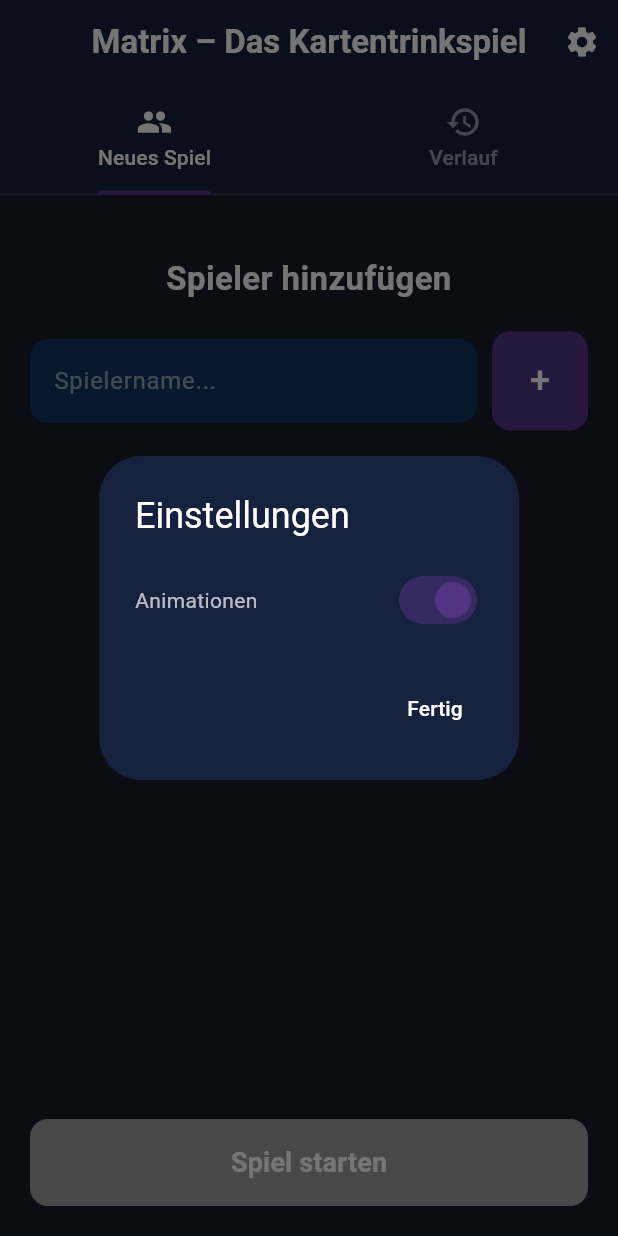
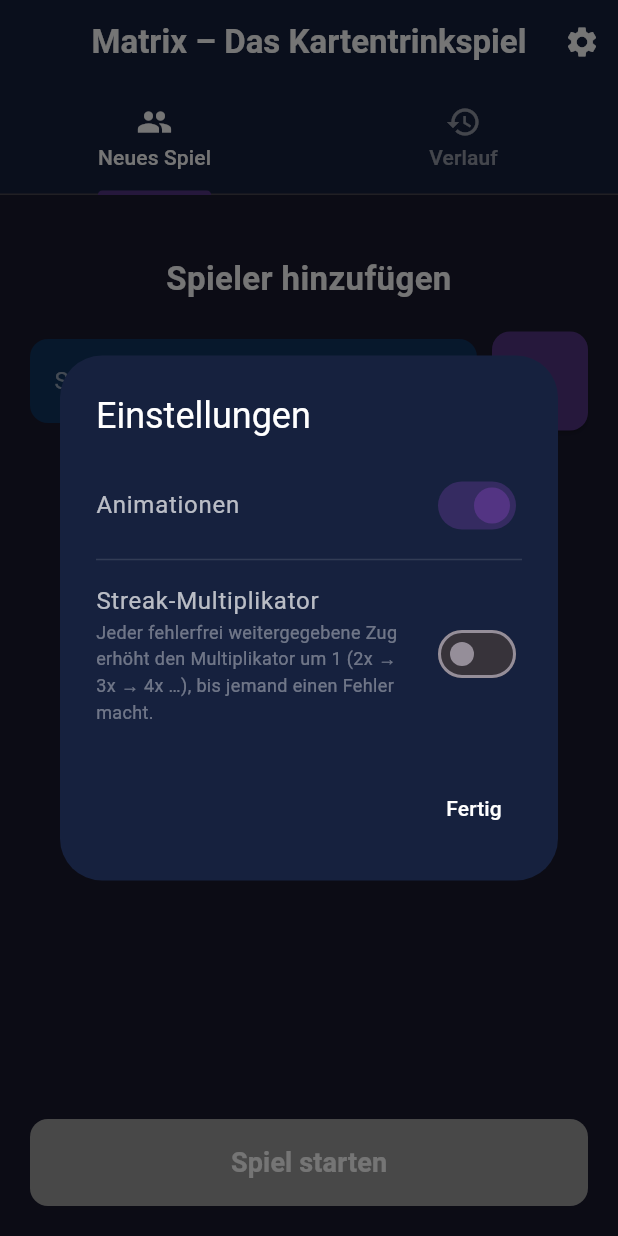
Before and after one commit to nicolasasauer/matrix-the-app, a Flutter app: the screen it shows after launch, after a tap on the "settings" icon, on a phone screen of 412 x 824 dp. Run offline on Flutter 3.47's test engine with Material 3 defaults, Android fonts, the phone set to English and light mode, and no system bars; our stand-ins replace shared_preferences.

Commit message:
Add optional streak multiplier house rule
Each turn passed on without a mistake raises the multiplier handed to the
next player by one (2x, 3x, 4x, ...) until someone fails. Toggle lives in
the settings dialog and is persisted; the info bar shows the current streak.

Co-Authored-By: Claude Opus 5.5 <noreply@anthropic.com>
Claude-Session: https://claude.ai/code/session_01PD3CwfLeXVmqiwTvgukuKD

```diff
--- a/lib/l10n/app_strings.dart
+++ b/lib/l10n/app_strings.dart
@@ -24,12 +24,20 @@ class AppStrings {
 
   static const String managePlayersTitle = 'Spieler verwalten';
   static const String settingsTitle = 'Einstellungen';
+  static const String animations = 'Animationen';
+  static const String streakRuleTitle = 'Streak-Multiplikator';
+  static const String streakRuleDescription =
+      'Jeder fehlerfrei weitergegebene Zug erhöht den Multiplikator um 1 '
+      '(2x → 3x → 4x …), bis jemand einen Fehler macht.';
 
   // ── Player Info Bar ───────────────────────────────────────────────────────
 
   static String callsAndPenalty(int calls, int penalty) =>
       'Calls: $calls/3  |  Strafe: $penalty ';
   static String remainingCards(int n) => '$n Karten';
+  static String streakBadge(int passes) => '🔥 $passes';
+  static String streakTooltip(int passes) =>
+      '$passes Zug${passes == 1 ? '' : 'e'} ohne Fehler weitergegeben';
 
   // ── Guess Controls ────────────────────────────────────────────────────────
 
--- a/lib/main.dart
+++ b/lib/main.dart
@@ -12,11 +12,16 @@ void main() async {
   WidgetsFlutterBinding.ensureInitialized();
   final settingsProvider = SettingsProvider(SettingsService());
   await settingsProvider.load();
+  final gameProvider = GameProvider(StorageService())
+    ..streakRuleEnabled = settingsProvider.streakMultiplierEnabled;
+  settingsProvider.addListener(() {
+    gameProvider.streakRuleEnabled = settingsProvider.streakMultiplierEnabled;
+  });
 
   runApp(
     MultiProvider(
       providers: [
-        ChangeNotifierProvider(create: (_) => GameProvider(StorageService())),
+        ChangeNotifierProvider.value(value: gameProvider),
         ChangeNotifierProvider.value(value: settingsProvider),
       ],
       child: const MatrixApp(),
--- a/lib/providers/game_provider.dart
+++ b/lib/providers/game_provider.dart
@@ -47,6 +47,12 @@ class GameProvider extends ChangeNotifier {
   int _inheritedMultiplier = 1;
   int _globalMultiplier = 1;
 
+  /// House rule (optional): each turn passed on without a mistake adds +1 to
+  /// the multiplier handed to the next player (2x, 3x, 4x, ...). Resets on the
+  /// next mistake.
+  bool streakRuleEnabled = false;
+  int _cleanPasses = 0;
+
   Position? _selectedPosition;
   Card? _drawnCard;
   int _clearedCards = 0;
@@ -62,6 +68,18 @@ class GameProvider extends ChangeNotifier {
   int get turnCalls => _turnCalls;
   int get globalMultiplier => _globalMultiplier;
   int get inheritedMultiplier => _inheritedMultiplier;
+
+  /// Number of consecutive turns passed on without a mistake.
+  int get cleanPasses => _cleanPasses;
+
+  /// The multiplier the next player receives if the current player ends the
+  /// turn now.
+  int get passOnMultiplier =>
+      nextMultiplier(_globalMultiplier, streakRule: streakRuleEnabled);
+
+  /// Pure helper so the pass-on rule can be unit-tested.
+  static int nextMultiplier(int current, {required bool streakRule}) =>
+      streakRule ? current + 1 : current;
   Position? get selectedPosition => _selectedPosition;
   Card? get drawnCard => _drawnCard;
   int get clearedCards => _clearedCards;
@@ -120,6 +138,7 @@ class GameProvider extends ChangeNotifier {
     _turnCalls = 0;
     _inheritedMultiplier = 1;
     _globalMultiplier = 1;
+    _cleanPasses = 0;
     _selectedPosition = null;
     _drawnCard = null;
     for (final p in _players) {
@@ -216,6 +235,7 @@ class GameProvider extends ChangeNotifier {
 
     _globalMultiplier = 1;
     _inheritedMultiplier = 1;
+    _cleanPasses = 0;
     _turnCalls = 0;
     _selectedPosition = null;
     _drawnCard = null;
@@ -252,7 +272,8 @@ class GameProvider extends ChangeNotifier {
     }
     _currentPlayerIndex = next;
 
-    final nextInherited = _globalMultiplier;
+    final nextInherited = passOnMultiplier;
+    if (streakRuleEnabled) _cleanPasses++;
 
     _inheritedMultiplier = nextInherited;
     _globalMultiplier = nextInherited;
--- a/lib/providers/settings_provider.dart
+++ b/lib/providers/settings_provider.dart
@@ -6,13 +6,19 @@ class SettingsProvider extends ChangeNotifier {
   final SettingsService _service;
 
   bool _animationsEnabled = true;
+  bool _streakMultiplierEnabled = false;
 
   SettingsProvider(this._service);
 
   bool get animationsEnabled => _animationsEnabled;
 
+  /// Optional house rule: every turn that is passed on without a mistake
+  /// raises the multiplier by one (2x, 3x, 4x, ...) until someone fails.
+  bool get streakMultiplierEnabled => _streakMultiplierEnabled;
+
   Future<void> load() async {
     _animationsEnabled = await _service.loadAnimationsEnabled();
+    _streakMultiplierEnabled = await _service.loadStreakMultiplierEnabled();
     notifyListeners();
   }
 
@@ -21,4 +27,10 @@ class SettingsProvider extends ChangeNotifier {
     notifyListeners();
     unawaited(_service.setAnimationsEnabled(value).catchError((_) {}));
   }
+
+  void setStreakMultiplierEnabled(bool value) {
+    _streakMultiplierEnabled = value;
+    notifyListeners();
+    unawaited(_service.setStreakMultiplierEnabled(value).catchError((_) {}));
+  }
 }
--- a/lib/screens/game_screen.dart
+++ b/lib/screens/game_screen.dart
@@ -468,7 +468,7 @@ class _DecisionDialog extends StatelessWidget {
                   },
                   icon: const Icon(Icons.save_alt, color: Colors.white),
                   label: Text(
-                    '${AppStrings.decisionSaveAndPass} (${provider.globalMultiplier}x)',
+                    '${AppStrings.decisionSaveAndPass} (${provider.passOnMultiplier}x)',
                     style: const TextStyle(
                         color: Colors.white, fontWeight: FontWeight.bold),
                   ),
--- a/lib/services/settings_service.dart
+++ b/lib/services/settings_service.dart
@@ -2,6 +2,7 @@ import 'package:shared_preferences/shared_preferences.dart';
 
 class SettingsService {
   static const _animationsKey = 'animations_enabled';
+  static const _streakKey = 'streak_multiplier_enabled';
 
   Future<bool> loadAnimationsEnabled() async {
     final prefs = await SharedPreferences.getInstance();
@@ -12,4 +13,14 @@ class SettingsService {
     final prefs = await SharedPreferences.getInstance();
     await prefs.setBool(_animationsKey, value);
   }
+
+  Future<bool> loadStreakMultiplierEnabled() async {
+    final prefs = await SharedPreferences.getInstance();
+    return prefs.getBool(_streakKey) ?? false;
+  }
+
+  Future<void> setStreakMultiplierEnabled(bool value) async {
+    final prefs = await SharedPreferences.getInstance();
+    await prefs.setBool(_streakKey, value);
+  }
 }
--- a/lib/widgets/settings_dialog.dart
+++ b/lib/widgets/settings_dialog.dart
@@ -1,5 +1,6 @@
 import 'package:flutter/material.dart';
 import 'package:provider/provider.dart';
+import '../l10n/app_strings.dart';
 import '../providers/settings_provider.dart';
 
 class SettingsDialog extends StatelessWidget {
@@ -11,16 +12,35 @@ class SettingsDialog extends StatelessWidget {
     return AlertDialog(
       backgroundColor: const Color(0xFF16213E),
       title: const Text(
-        'Einstellungen',
+        AppStrings.settingsTitle,
         style: TextStyle(color: Colors.white),
       ),
-      content: Row(
-        mainAxisAlignment: MainAxisAlignment.spaceBetween,
+      content: Column(
+        mainAxisSize: MainAxisSize.min,
         children: [
-          const Text('Animationen', style: TextStyle(color: Colors.white70)),
-          Switch(
+          SwitchListTile(
+            contentPadding: EdgeInsets.zero,
+            title: const Text(
+              AppStrings.animations,
+              style: TextStyle(color: Colors.white70),
+            ),
             value: settings.animationsEnabled,
             onChanged: settings.setAnimationsEnabled,
+            activeColor: const Color(0xFF533483),
+          ),
+          const Divider(color: Colors.white12),
+          SwitchListTile(
+            contentPadding: EdgeInsets.zero,
+            title: const Text(
+              AppStrings.streakRuleTitle,
+              style: TextStyle(color: Colors.white70),
+            ),
+            subtitle: const Text(
+              AppStrings.streakRuleDescription,
+              style: TextStyle(color: Colors.white38, fontSize: 12),
+            ),
+            value: settings.streakMultiplierEnabled,
+            onChanged: settings.setStreakMultiplierEnabled,
             activeColor: const Color(0xFF533483),
           ),
         ],
@@ -28,7 +48,8 @@ class SettingsDialog extends StatelessWidget {
       actions: [
         TextButton(
           onPressed: () => Navigator.of(context).pop(),
-          child: const Text('Fertig', style: TextStyle(color: Colors.white)),
+          child: const Text(AppStrings.done,
+              style: TextStyle(color: Colors.white)),
         ),
       ],
     );
```
Also changed, not shown: lib/widgets/player_info_bar.dart (+31 -4 lines), 2 other files.
